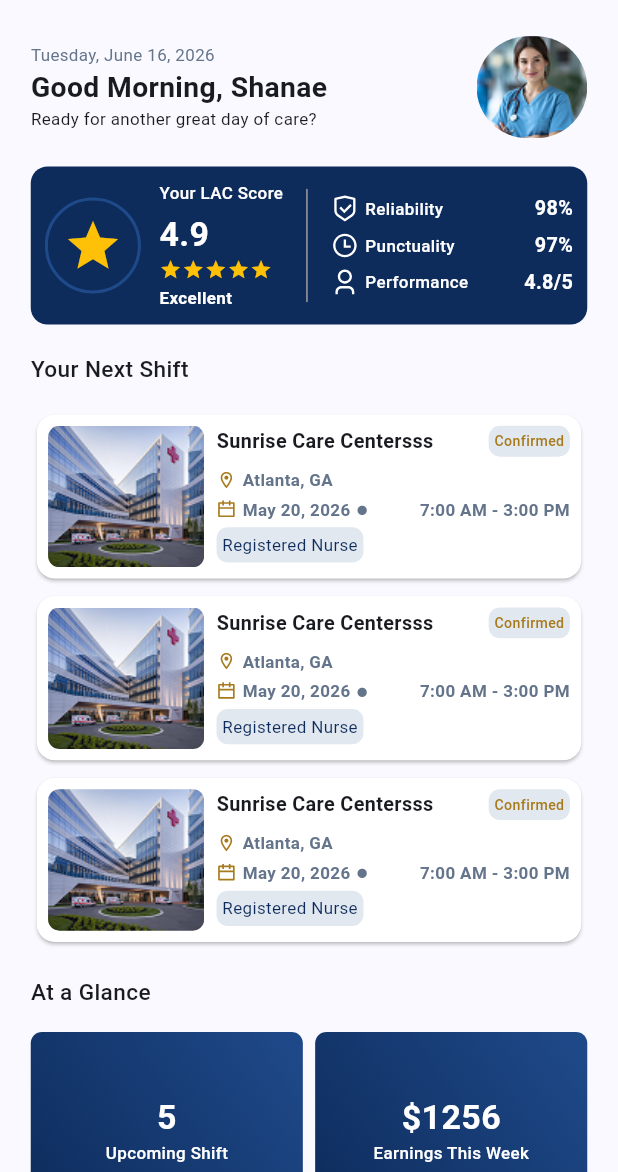
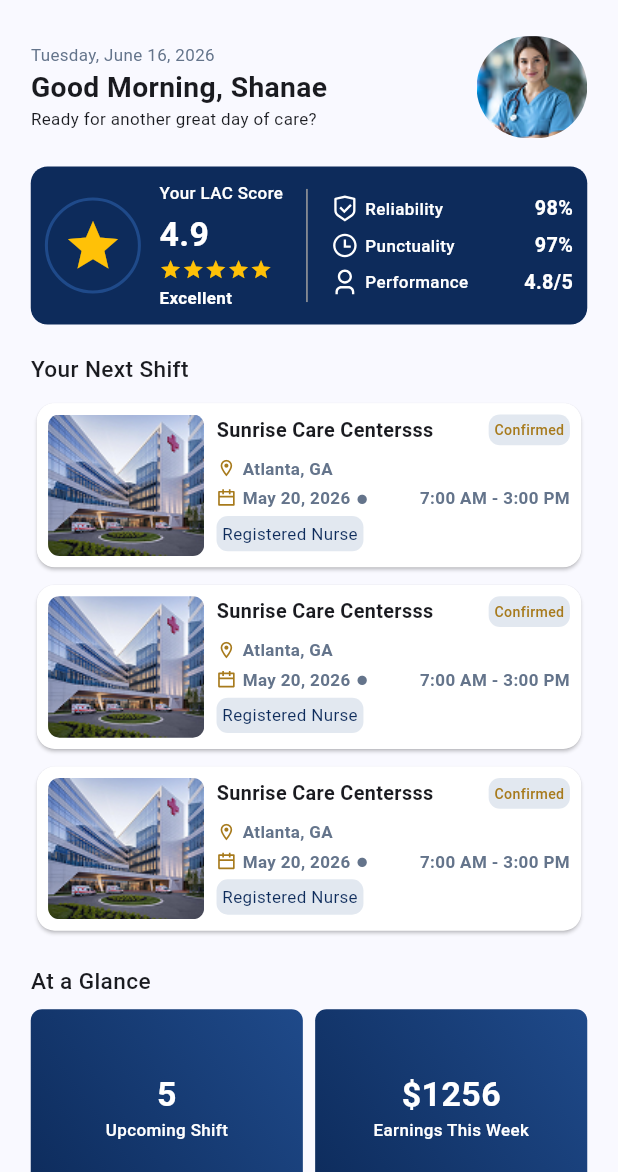
Before and after one commit to rahimuj570/staffing_nursing_app, a Flutter app: the HomeView screen opened directly, on a phone screen of 412 x 824 dp, the part 64-1236 px from its top. Run offline on Flutter 3.47's test engine with Material 3 defaults, Android fonts, the phone set to English and light mode, and no system bars; our stand-ins replace file_picker, flutter_html, flutter_screenutil, pinput, remixicon, table_calendar; missing offline and left inert: syncfusion_flutter_pdfviewer.

Commit message:
refactor: size gap refactored

```diff
--- a/lib/features/home_features/views/home_view.dart
+++ b/lib/features/home_features/views/home_view.dart
@@ -165,7 +165,7 @@ class HomeView extends StatelessWidget {
                 'Your Next Shift',
                 style: TextStyle(fontSize: 16.sp, fontWeight: .w500),
               ),
-              SizedBox(height: 16.h),
+              SizedBox(height: 8.h),
               ListView.separated(
                 shrinkWrap: true,
                 physics: const NeverScrollableScrollPhysics(),
@@ -179,7 +179,7 @@ class HomeView extends StatelessWidget {
                 'At a Glance',
                 style: TextStyle(fontSize: 16.sp, fontWeight: .w500),
               ),
-              SizedBox(height: 16.h),
+              SizedBox(height: 8.h),
               GridView.custom(
                 physics: const NeverScrollableScrollPhysics(),
                 shrinkWrap: true,
```
